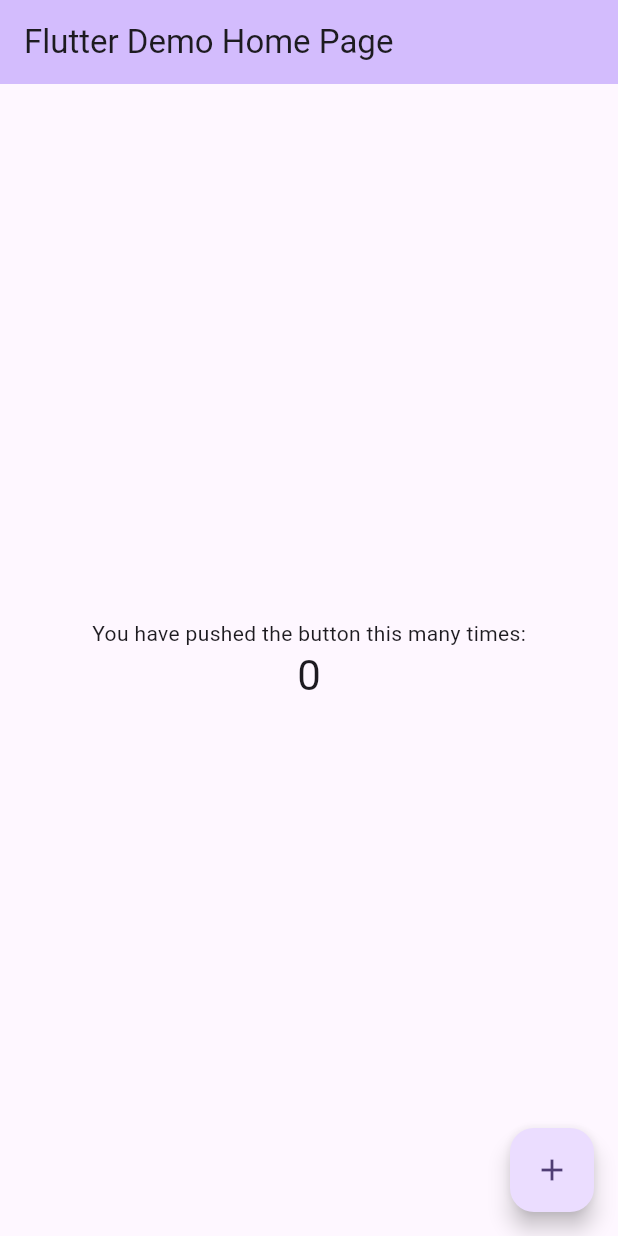
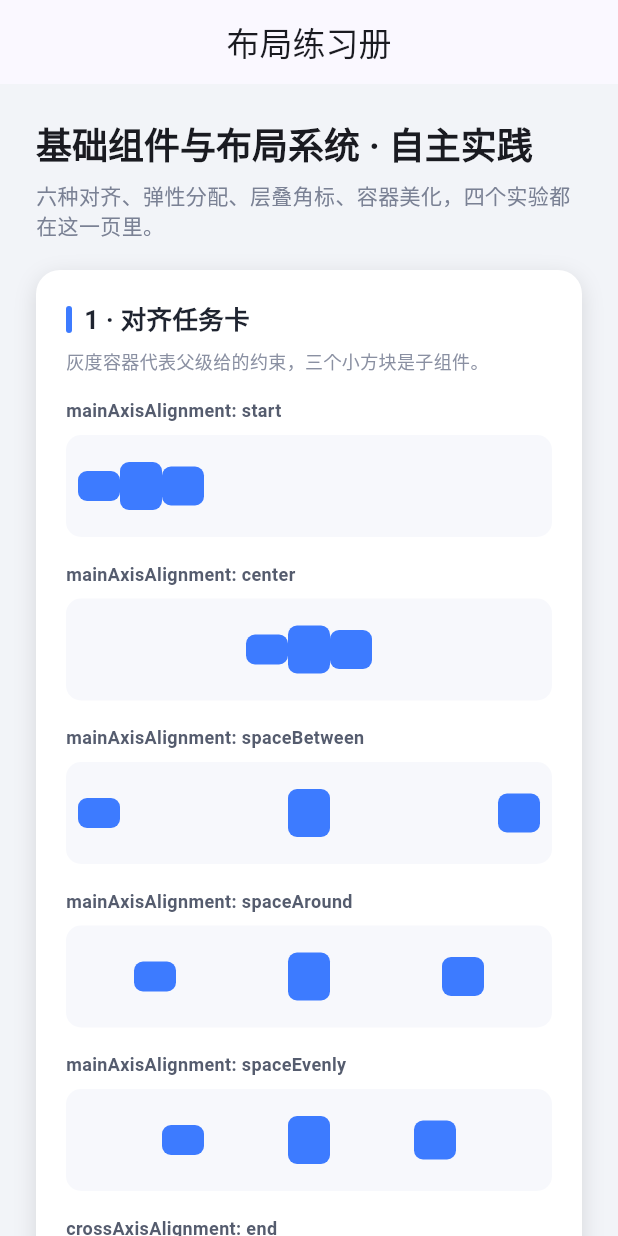
Before and after one commit to langjinbuhuitou/lecture6, a Flutter app: the screen it shows after launch, on a phone screen of 412 x 824 dp. Run offline on Flutter 3.47's test engine with Material 3 defaults, Android fonts, the phone set to English and light mode, and no system bars.

Commit message:
feat: 对齐任务卡（六种对齐场景）

```diff
--- a/layout_lab/lib/main.dart
+++ b/layout_lab/lib/main.dart
@@ -1,122 +1,81 @@
 import 'package:flutter/material.dart';
 
+import 'sections/alignment_section.dart';
+
 void main() {
-  runApp(const MyApp());
+  runApp(const LayoutLabApp());
 }
 
-class MyApp extends StatelessWidget {
-  const MyApp({super.key});
+class LayoutLabApp extends StatelessWidget {
+  const LayoutLabApp({super.key});
 
-  // This widget is the root of your application.
   @override
   Widget build(BuildContext context) {
     return MaterialApp(
-      title: 'Flutter Demo',
+      title: 'layout_lab',
+      debugShowCheckedModeBanner: false,
       theme: ThemeData(
-        // This is the theme of your application.
-        //
-        // TRY THIS: Try running your application with "flutter run". You'll see
-        // the application has a purple toolbar. Then, without quitting the app,
-        // try changing the seedColor in the colorScheme below to Colors.green
-        // and then invoke "hot reload" (save your changes or press the "hot
-        // reload" button in a Flutter-supported IDE, or press "r" if you used
-        // the command line to start the app).
-        //
-        // Notice that the counter didn't reset back to zero; the application
-        // state is not lost during the reload. To reset the state, use hot
-        // restart instead.
-        //
-        // This works for code too, not just values: Most code changes can be
-        // tested with just a hot reload.
-        colorScheme: .fromSeed(seedColor: Colors.deepPurple),
+        useMaterial3: true,
+        colorSchemeSeed: const Color(0xFF3D7BFF),
+        scaffoldBackgroundColor: const Color(0xFFF2F4F8),
       ),
-      home: const MyHomePage(title: 'Flutter Demo Home Page'),
+      home: const LayoutLabPage(),
     );
   }
 }
 
-class MyHomePage extends StatefulWidget {
-  const MyHomePage({super.key, required this.title});
-
-  // This widget is the home page of your application. It is stateful, meaning
-  // that it has a State object (defined below) that contains fields that affect
-  // how it looks.
-
-  // This class is the configuration for the state. It holds the values (in this
-  // case the title) provided by the parent (in this case the App widget) and
-  // used by the build method of the State. Fields in a Widget subclass are
-  // always marked "final".
-
-  final String title;
-
-  @override
-  State<MyHomePage> createState() => _MyHomePageState();
-}
-
-class _MyHomePageState extends State<MyHomePage> {
-  int _counter = 0;
-
-  void _incrementCounter() {
-    setState(() {
-      // This call to setState tells the Flutter framework that something has
-      // changed in this State, which causes it to rerun the build method below
-      // so that the display can reflect the updated values. If we changed
-      // _counter without calling setState(), then the build method would not be
-      // called again, and so nothing would appear to happen.
-      _counter++;
-    });
-  }
+class LayoutLabPage extends StatelessWidget {
+  const LayoutLabPage({super.key});
 
   @override
   Widget build(BuildContext context) {
-    // This method is rerun every time setState is called, for instance as done
-    // by the _incrementCounter method above.
-    //
-    // The Flutter framework has been optimized to make rerunning build methods
-    // fast, so that you can just rebuild anything that needs updating rather
-    // than having to individually change instances of widgets.
     return Scaffold(
       appBar: AppBar(
-        // TRY THIS: Try changing the color here to a specific color (to
-        // Colors.amber, perhaps?) and trigger a hot reload to see the AppBar
-        // change color while the other colors stay the same.
-        backgroundColor: Theme.of(context).colorScheme.inversePrimary,
-        // Here we take the value from the MyHomePage object that was created by
-        // the App.build method, and use it to set our appbar title.
-        title: Text(widget.title),
+        title: const Text('布局练习册'),
+        centerTitle: true,
       ),
       body: Center(
-        // Center is a layout widget. It takes a single child and positions it
-        // in the middle of the parent.
-        child: Column(
-          // Column is also a layout widget. It takes a list of children and
-          // arranges them vertically. By default, it sizes itself to fit its
-          // children horizontally, and tries to be as tall as its parent.
-          //
-          // Column has various properties to control how it sizes itself and
-          // how it positions its children. Here we use mainAxisAlignment to
-          // center the children vertically; the main axis here is the vertical
-          // axis because Columns are vertical (the cross axis would be
-          // horizontal).
-          //
-          // TRY THIS: Invoke "debug painting" (choose the "Toggle Debug Paint"
-          // action in the IDE, or press "p" in the console), to see the
-          // wireframe for each widget.
-          mainAxisAlignment: .center,
-          children: [
-            const Text('You have pushed the button this many times:'),
-            Text(
-              '$_counter',
-              style: Theme.of(context).textTheme.headlineMedium,
-            ),
-          ],
+        child: ConstrainedBox(
+          constraints: const BoxConstraints(maxWidth: 1000),
+          child: ListView(
+            padding: const EdgeInsets.all(24),
+            children: const [
+              _PageHeader(),
+              AlignmentSection(),
+              SizedBox(height: 8),
+            ],
+          ),
         ),
-      ),
-      floatingActionButton: FloatingActionButton(
-        onPressed: _incrementCounter,
-        tooltip: 'Increment',
-        child: const Icon(Icons.add),
       ),
     );
   }
 }
+
+class _PageHeader extends StatelessWidget {
+  const _PageHeader();
+
+  @override
+  Widget build(BuildContext context) {
+    return Padding(
+      padding: const EdgeInsets.only(bottom: 20),
+      child: Column(
+        crossAxisAlignment: CrossAxisAlignment.start,
+        children: [
+          Text(
+            '基础组件与布局系统 · 自主实践',
+            style: Theme.of(context).textTheme.headlineSmall?.copyWith(
+                  fontWeight: FontWeight.bold,
+                ),
+          ),
+          const SizedBox(height: 6),
+          Text(
+            '六种对齐、弹性分配、层叠角标、容器美化，四个实验都在这一页里。',
+            style: Theme.of(context).textTheme.bodyMedium?.copyWith(
+                  color: const Color(0xFF7A8194),
+                ),
+          ),
+        ],
+      ),
+    );
+  }
+}
--- /dev/null
+++ b/layout_lab/lib/sections/alignment_section.dart
@@ -0,0 +1,115 @@
+import 'package:flutter/material.dart';
+
+import '../widgets/section_card.dart';
+
+/// 六种对齐场景：五个主轴对齐 + 一个交叉轴对齐。
+class AlignmentSection extends StatelessWidget {
+  const AlignmentSection({super.key});
+
+  @override
+  Widget build(BuildContext context) {
+    return SectionCard(
+      title: '1 · 对齐任务卡',
+      subtitle: '灰度容器代表父级给的约束，三个小方块是子组件。',
+      child: Wrap(
+        spacing: 16,
+        runSpacing: 16,
+        children: const [
+          _AlignDemo(
+            label: 'mainAxisAlignment: start',
+            alignment: MainAxisAlignment.start,
+          ),
+          _AlignDemo(
+            label: 'mainAxisAlignment: center',
+            alignment: MainAxisAlignment.center,
+          ),
+          _AlignDemo(
+            label: 'mainAxisAlignment: spaceBetween',
+            alignment: MainAxisAlignment.spaceBetween,
+          ),
+          _AlignDemo(
+            label: 'mainAxisAlignment: spaceAround',
+            alignment: MainAxisAlignment.spaceAround,
+          ),
+          _AlignDemo(
+            label: 'mainAxisAlignment: spaceEvenly',
+            alignment: MainAxisAlignment.spaceEvenly,
+          ),
+          _AlignDemo(
+            label: 'crossAxisAlignment: end',
+            alignment: MainAxisAlignment.start,
+            crossAxisAlignment: CrossAxisAlignment.end,
+          ),
+        ],
+      ),
+    );
+  }
+}
+
+class _AlignDemo extends StatelessWidget {
+  const _AlignDemo({
+    required this.label,
+    required this.alignment,
+    this.crossAxisAlignment = CrossAxisAlignment.center,
+  });
+
+  final String label;
+  final MainAxisAlignment alignment;
+  final CrossAxisAlignment crossAxisAlignment;
+
+  @override
+  Widget build(BuildContext context) {
+    return SizedBox(
+      width: 440,
+      child: Column(
+        crossAxisAlignment: CrossAxisAlignment.start,
+        children: [
+          Text(
+            label,
+            style: const TextStyle(
+              fontSize: 12,
+              color: Color(0xFF555C6E),
+              fontWeight: FontWeight.w600,
+            ),
+          ),
+          const SizedBox(height: 8),
+          Container(
+            height: 68,
+            padding: const EdgeInsets.symmetric(horizontal: 8, vertical: 8),
+            decoration: BoxDecoration(
+              color: const Color(0xFFF7F8FC),
+              borderRadius: BorderRadius.circular(10),
+            ),
+            child: Row(
+              mainAxisAlignment: alignment,
+              crossAxisAlignment: crossAxisAlignment,
+              children: const [
+                _Block(height: 20),
+                _Block(height: 32),
+                _Block(height: 26),
+              ],
+            ),
+          ),
+        ],
+      ),
+    );
+  }
+}
+
+class _Block extends StatelessWidget {
+  const _Block({required this.height});
+
+  final double height;
+
+  @override
+  Widget build(BuildContext context) {
+    return Container(
+      width: 28,
+      height: height,
+      decoration: BoxDecoration(
+        color: const Color(0xFF3D7BFF),
+        borderRadius: BorderRadius.circular(6),
+      ),
+    );
+  }
+}
--- /dev/null
+++ b/layout_lab/lib/widgets/section_card.dart
@@ -0,0 +1,68 @@
+import 'package:flutter/material.dart';
+
+class SectionCard extends StatelessWidget {
+  const SectionCard({
+    super.key,
+    required this.title,
+    required this.subtitle,
+    required this.child,
+  });
+
+  final String title;
+  final String subtitle;
+  final Widget child;
+
+  @override
+  Widget build(BuildContext context) {
+    return Container(
+      padding: const EdgeInsets.all(20),
+      decoration: BoxDecoration(
+        color: Colors.white,
+        borderRadius: BorderRadius.circular(16),
+        boxShadow: const [
+          BoxShadow(
+            color: Colors.black12,
+            blurRadius: 12,
+            offset: Offset(0, 4),
+          ),
+        ],
+      ),
+      child: Column(
+        crossAxisAlignment: CrossAxisAlignment.start,
+        children: [
+          Row(
+            children: [
+              Container(
+                width: 4,
+                height: 18,
+                decoration: BoxDecoration(
+                  color: const Color(0xFF3D7BFF),
+                  borderRadius: BorderRadius.circular(2),
+                ),
+              ),
+              const SizedBox(width: 8),
+              Text(
+                title,
+                style: const TextStyle(
+                  fontSize: 17,
+                  fontWeight: FontWeight.bold,
+                  color: Color(0xFF1F2430),
+                ),
+              ),
+            ],
+          ),
+          const SizedBox(height: 6),
+          Text(
+            subtitle,
+            style: const TextStyle(
+              fontSize: 12,
+              color: Color(0xFF8A90A2),
+            ),
+          ),
+          const SizedBox(height: 16),
+          child,
+        ],
+      ),
+    );
+  }
+}
```
